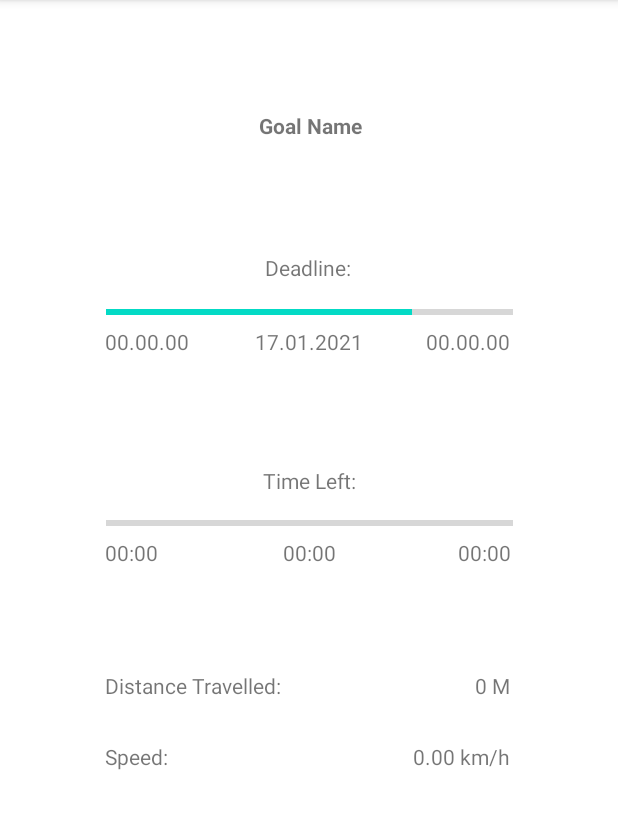
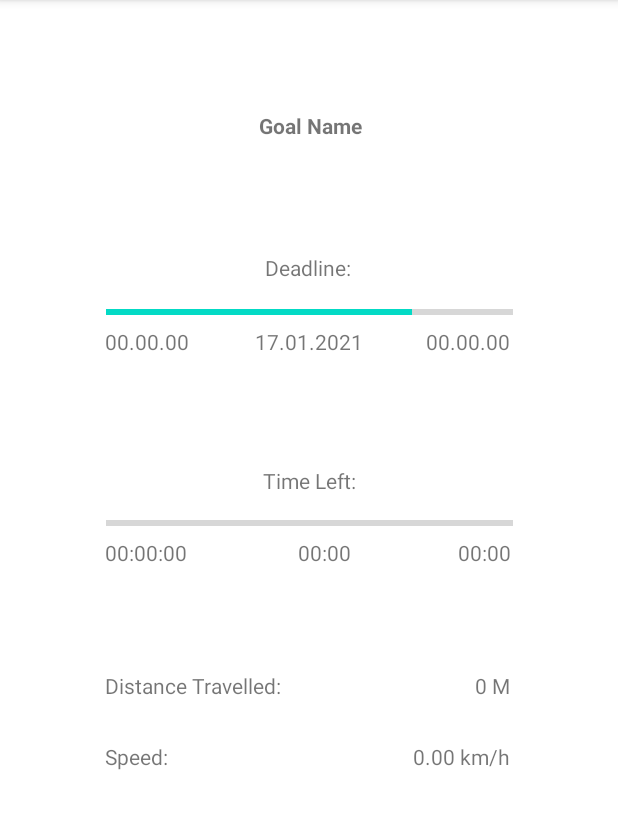
Before and after one commit to kabirnayeem99/FitnessApp, an Android app: the screen it shows after launch (ViewActivity), after a tap on "START", on a phone screen of 412 x 824 dp, the part 84-913 px from its top. Run offline under Robolectric (Android 15) with nearby library versions, the phone set to English and light mode, and no system bars; 7 statements that could not run were skipped.

Commit message:
implemented method which updates the time progressbar and the textviews under the progressbar

```diff
--- a/app/src/main/java/ch/zli/eb/myfitnessjourney/controller/ViewActivity.java
+++ b/app/src/main/java/ch/zli/eb/myfitnessjourney/controller/ViewActivity.java
@@ -14,6 +14,8 @@ import java.time.LocalTime;
 import java.util.Date;
 import java.util.Timer;
 import java.util.TimerTask;
+import static java.time.temporal.ChronoUnit.MINUTES;
+import static java.time.temporal.ChronoUnit.SECONDS;
 
 import ch.zli.eb.myfitnessjourney.R;
 import ch.zli.eb.myfitnessjourney.model.Goal;
@@ -21,9 +23,10 @@ import ch.zli.eb.myfitnessjourney.model.Goal;
 public class ViewActivity extends AppCompatActivity {
 
     Goal startedGoal;
-    LocalTime goalStarted;
+    LocalTime timeStarted;
 
     Runnable timeUpdater;
+    int timePassed = 0;
 
     // VIEW ELEMENTS AS PROPERTIES
     TextView goalName;
@@ -66,10 +69,14 @@ public class ViewActivity extends AppCompatActivity {
         timeEnd = findViewById(R.id.timeEnd);
 
         startedGoal = (Goal) getIntent().getSerializableExtra("startedGoal");
-        goalStarted = LocalTime.parse(getIntent().getStringExtra("goalStarted"));
+        startedGoal.setStarted(true);
+
+        timeStarted = LocalTime.parse(getIntent().getStringExtra("goalStarted"));
+        setGoalName();
 
         try {
             handleDeadlineProgressBar();
+            updateTime();
         } catch (ParseException e) {
             e.printStackTrace();
         }
@@ -93,17 +100,29 @@ public class ViewActivity extends AppCompatActivity {
     }
 
     private void updateTime() {
-        timeStart.setText("00:00");
-        timeEnd.setText(startedGoal.getTime().toString());
+        timeStart.setText("00:00:00");
 
         final Handler timerHandler = new Handler();
+        LocalTime midnight = LocalTime.parse("00:00:00");
+        int timeTotal = (int) midnight.until(startedGoal.getTime(), SECONDS);
+
+        timeLeft.setMax(timeTotal);
+        timeEnd.setText(LocalTime.ofSecondOfDay(timeTotal).toString());
 
         timeUpdater = new Runnable() {
             @Override
             public void run() {
-                Date date = new Date();
-                DateFormat timeFormatter = new SimpleDateFormat("hh:mm");
-                timeMid.setText(timeFormatter.format(date));
+                timePassed++;
+                if (timePassed > timeTotal) {
+                    timerHandler.removeCallbacks(timeUpdater);
+                    timePassed = 0;
+
+                } else {
+                    LocalTime timePassedFormat = LocalTime.ofSecondOfDay(timePassed);
+                    timeMid.setText(timePassedFormat.toString());
+                    timeLeft.setProgress(timePassed);
+                }
+
                 timerHandler.postDelayed(timeUpdater,1000);
             }
         };
--- a/app/src/main/res/layout/activity_view.xml
+++ b/app/src/main/res/layout/activity_view.xml
@@ -115,7 +115,7 @@
         android:layout_height="wrap_content"
         android:layout_marginStart="83dp"
         android:layout_marginTop="1dp"
-        android:layout_marginEnd="82dp"
+        android:layout_marginEnd="81dp"
         android:text="@string/timeMid"
         app:layout_constraintEnd_toStartOf="@+id/timeEnd"
         app:layout_constraintStart_toEndOf="@+id/timeStart"
```
